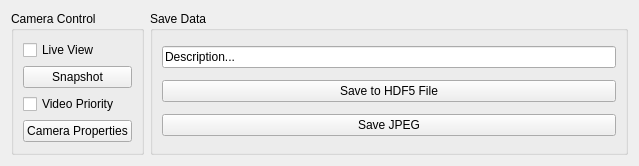
The window that nplab/instrument/camera/camera_controls_generic.ui (nanophotonics/nplab) describes before a commit, drawn with Qt 5.
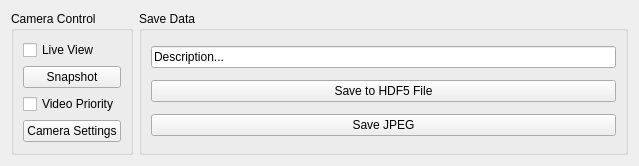
The same window after the commit.

Commit message:
Now auto-connects checkboxes
checkboxes now update themselves via the notifiedProperty mechanism, if
available.

```diff
--- a/nplab/instrument/camera/camera_controls_generic.ui
+++ b/nplab/instrument/camera/camera_controls_generic.ui
@@ -59,7 +59,7 @@
       <item>
        <widget class="QPushButton" name="camera_properties_button">
         <property name="text">
-         <string>Camera Properties</string>
+         <string>Camera Settings</string>
         </property>
        </widget>
       </item>
```
Left out of the diff: 2 changed lines with no effect on the pictures. The commit also changes 1 other file.
